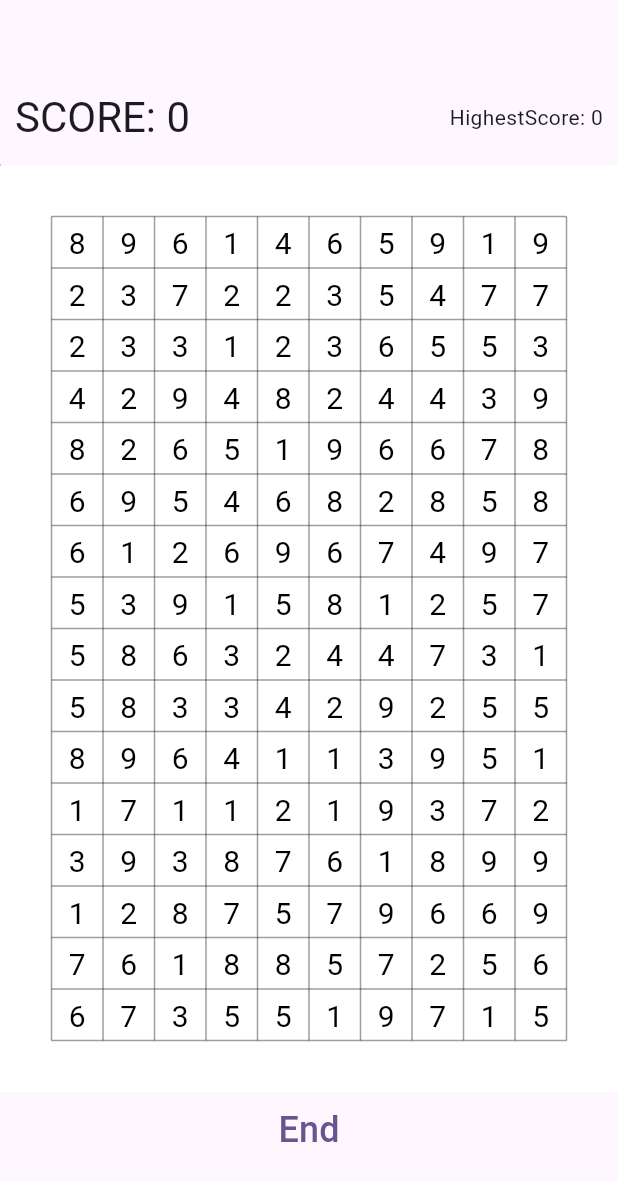
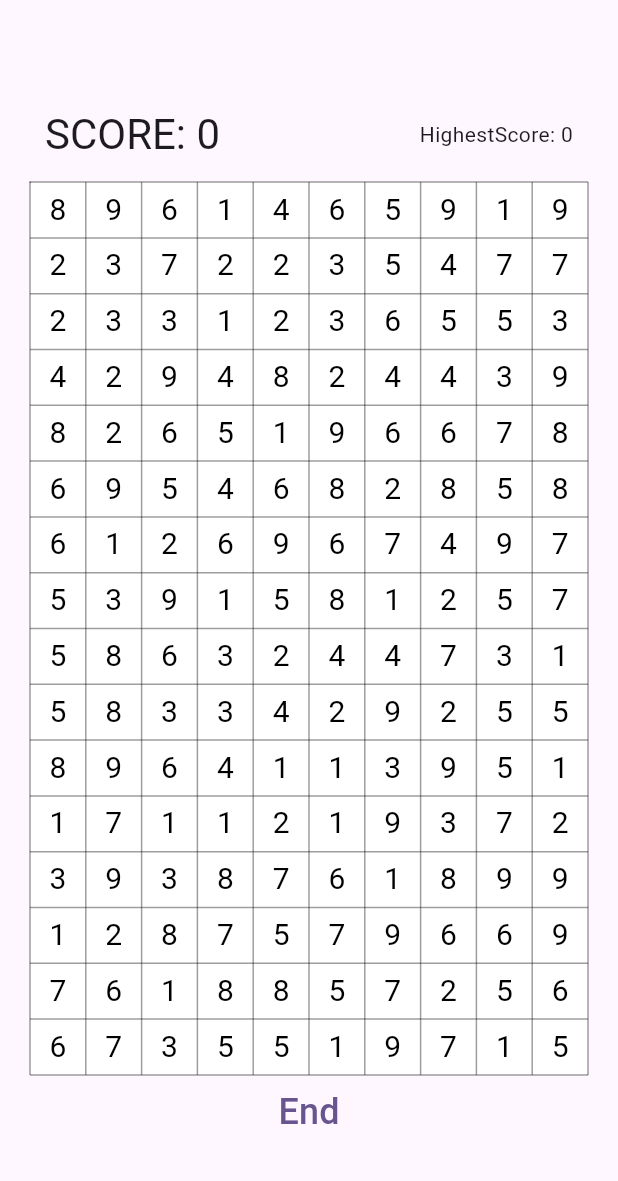
Before and after one commit to ChenCoin/Catfish, a Flutter app: the screen it shows after launch, after a tap on "Start", on a phone screen of 412 x 824 dp. Shown: the top 1181 px of the screen. Run offline on Flutter 3.47's test engine with Material 3 defaults, Android fonts, the light colour scheme and no system bars.

Commit message:
make board full screen

```diff
--- a/lib/main.dart
+++ b/lib/main.dart
@@ -65,8 +65,9 @@
   @override
   Widget build(BuildContext context) {
     final screenSize = MediaQuery.of(context).size;
-    final double width = min(screenSize.width, 440);
-    double height = width / 2 * 3;
+    // 宽度为屏幕宽度 - 40，特殊适配大屏
+    final double width = min(screenSize.width - 40, 400);
+    double height = width / 10 * 16;
     return Scaffold(
       body: Center(
         child: Column(
--- /dev/null
+++ b/lib/view/black_board.dart
@@ -0,0 +1,3 @@
+class BlackBoard {
+
+}
--- a/lib/view/gesture_box.dart
+++ b/lib/view/gesture_box.dart
@@ -40,7 +40,7 @@ class _GestureBoxState extends State<GestureBox> {
   }
 
   Rect mapRect(Rect src) {
-    var grid = widget.size.width / (GridData.col + 2);
+    var grid = widget.size.width / (GridData.col);
     return Rect.fromLTRB(
         src.left / grid, src.top / grid, src.right / grid, src.bottom / grid);
   }
--- a/lib/view/num_board.dart
+++ b/lib/view/num_board.dart
@@ -45,15 +45,15 @@ void drawBackground(Canvas canvas, Rect rect, double grid) {
 
   //画横线
   for (int i = 0; i <= GridData.row; i++) {
-    double dy = rect.top + grid * (i + 1);
+    double dy = rect.top + grid * i;
     canvas.drawLine(
-        Offset(rect.left + grid, dy), Offset(rect.right - grid, dy), paint);
+        Offset(rect.left, dy), Offset(rect.right, dy), paint);
   }
 
   for (int i = 0; i <= GridData.col; i++) {
-    double dx = rect.left + grid * (i + 1);
+    double dx = rect.left + grid * i;
     canvas.drawLine(
-        Offset(dx, rect.top + grid), Offset(dx, rect.bottom - grid), paint);
+        Offset(dx, rect.top), Offset(dx, rect.bottom), paint);
   }
 }
 
@@ -72,7 +72,7 @@ void drawPieces(Canvas canvas, Rect rect, double grid, GridData data) {
       }
       paint.text = TextSpan(text: content.toString(), style: style);
       paint.layout(minWidth: grid);
-      paint.paint(canvas, Offset(grid * (j + 1), grid * (i + 1) + 6));
+      paint.paint(canvas, Offset(grid * j, grid * i + 6));
     }
   }
 }
@@ -89,8 +89,8 @@ class MyPainter extends CustomPainter {
   final bool repaint;
 
   MyPainter({required this.width, required this.data, required this.repaint}) {
-    grid = width / (GridData.col + 2);
-    gridHeight = grid * (GridData.row + 2);
+    grid = width / (GridData.col);
+    gridHeight = grid * (GridData.row);
   }
 
   @override
```
Also changed, not shown: lib/view/draw_board.dart (+4 -4 lines).
